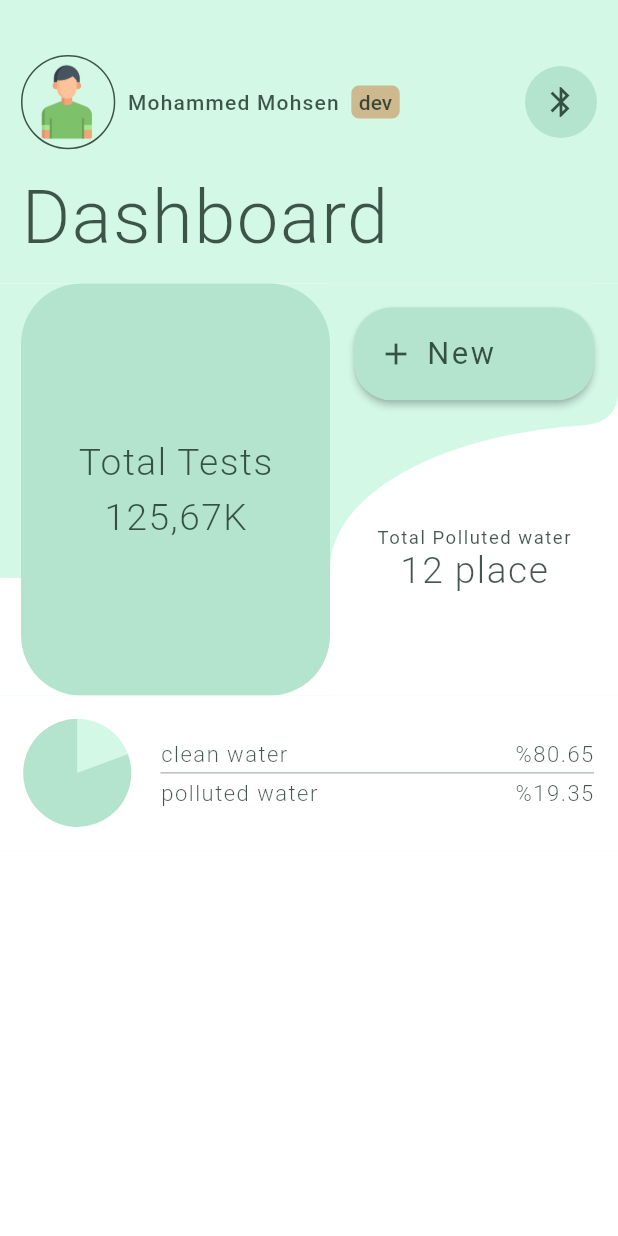
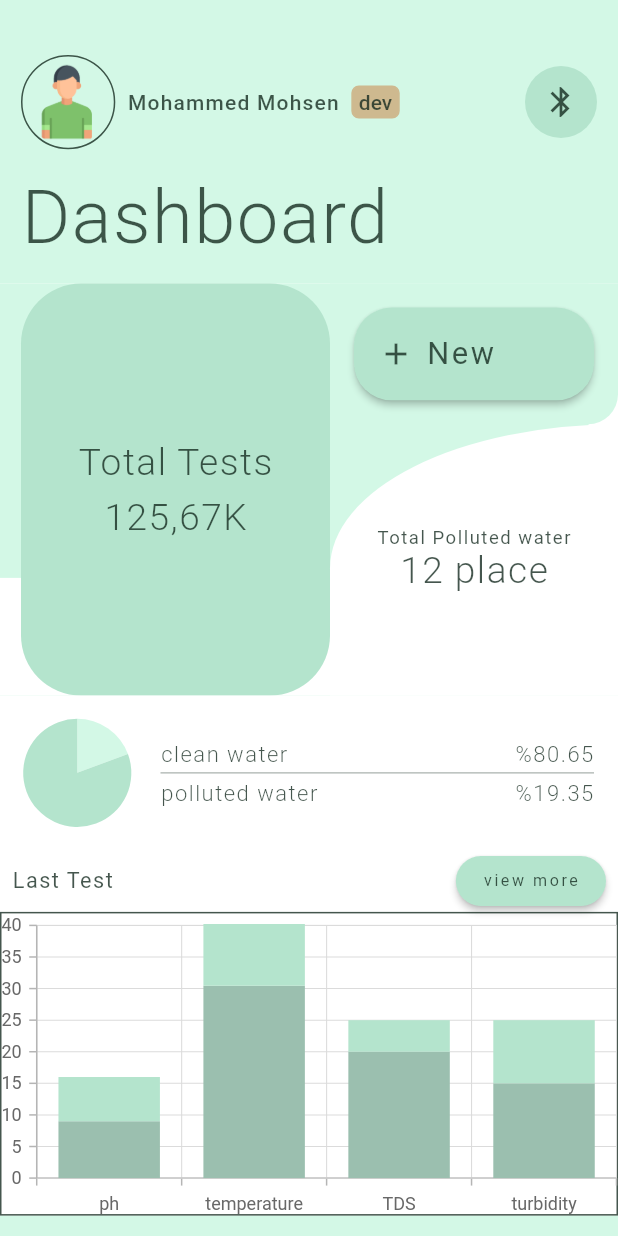
Before and after one commit to MuhammedMohsen1/graduation_app, a Flutter app: the DashboardLayout screen opened directly, on a phone screen of 412 x 824 dp. Run offline on Flutter 3.47's test engine with Material 2 defaults, Android fonts, the phone set to English and light mode, and no system bars; our stand-ins replace firebase_auth, firebase_core, fluttertoast, syncfusion_flutter_charts; accounts and stored records are empty.

Commit message:
finising the dashboard screen

```diff
--- a/lib/layout/dashboard_layout.dart
+++ b/lib/layout/dashboard_layout.dart
@@ -20,9 +20,8 @@ class DashboardLayout extends StatelessWidget {
       backgroundColor: Colors.white,
       body: Container(
         color: background,
-        child: Column(
-          crossAxisAlignment: CrossAxisAlignment.start,
-          mainAxisSize: MainAxisSize.min,
+        child: ListView(
+          physics: const BouncingScrollPhysics(),
           children: [
             Padding(
               padding: const EdgeInsets.only(
@@ -273,12 +272,12 @@ class DashboardLayout extends StatelessWidget {
               color: Colors.white,
               child: Column(
                 children: [
-                  Container(
+                  SizedBox(
                     height: size.height / 8,
                     width: size.width,
                     child: Row(
                       children: [
-                        Container(
+                        SizedBox(
                           height: size.height / 8,
                           width: size.width / 4,
                           child: SfCircularChart(
@@ -334,14 +333,14 @@ class DashboardLayout extends StatelessWidget {
                                     ),
                                   ],
                                 ),
-                                SizedBox(height: 4),
+                                const SizedBox(height: 4),
                                 SizedBox(
                                   height: 1,
                                   child: Container(
                                     color: textColor.withOpacity(0.3),
                                   ),
                                 ),
-                                SizedBox(height: 4),
+                                const SizedBox(height: 4),
                                 Row(
                                   children: [
                                     Expanded(
@@ -373,6 +372,96 @@ class DashboardLayout extends StatelessWidget {
                       ],
                     ),
                   ),
+                  SizedBox(
+                    width: size.width,
+                    height: size.height / 20,
+                    child: Padding(
+                      padding: const EdgeInsets.symmetric(
+                        horizontal: 8.0,
+                        vertical: 2.0,
+                      ),
+                      child: Row(
+                        children: [
+                          Text(
+                            'Last Test',
+                            style: TextStyle(
+                              color: textColor,
+                              fontWeight: FontWeight.w400,
+                              fontSize: size.height * 0.0175,
+                              letterSpacing: 1,
+                            ),
+                          ),
+                          const Spacer(),
+                          Padding(
+                            padding: const EdgeInsets.symmetric(vertical: 2.0),
+                            child: SizedBox(
+                              height: size.height * .075,
+                              child: ElevatedButton(
+                                clipBehavior: Clip.antiAliasWithSaveLayer,
+                                style: ElevatedButton.styleFrom(
+                                  backgroundColor: background_dark,
+                                  shape: RoundedRectangleBorder(
+                                    borderRadius: BorderRadius.circular(25),
+                                  ),
+                                ),
+                                onPressed: () {},
+                                child: Padding(
+                                  padding: const EdgeInsets.all(2.0),
+                                  child: Text(
+                                    'view more',
+                                    style: TextStyle(
+                                        fontSize: size.height * 0.013,
+                                        letterSpacing: 1.7,
+                                        color: textColor,
+                                        fontWeight: FontWeight.w400),
+                                  ),
+                                ),
+                              ),
+                            ),
+                          ),
+                        ],
+                      ),
+                    ),
+                  ),
+                  SizedBox(
+                    width: size.width,
+                    height: size.height / 4.07,
+                    child: SfCartesianChart(
+                        margin: const EdgeInsets.only(
+                          top: 8.0,
+                        ),
+                        primaryXAxis: CategoryAxis(),
+                        borderWidth: 1.0,
+                        primaryYAxis:
+                            NumericAxis(minimum: 0, maximum: 40, interval: 5),
+                        borderColor: textColor,
+                        series: <ChartSeries<ChartData, String>>[
+                          StackedColumnSeries<ChartData, String>(
+                            groupName: "GroupA",
+                            dataSource: [
+                              ChartData('ph', 9, background),
+                              ChartData('temperature', 30.45, background_dark),
+                              ChartData('TDS', 20, background),
+                              ChartData('turbidity', 15, background_dark),
+                            ],
+                            xValueMapper: (ChartData data, _) => data.x,
+                            yValueMapper: (ChartData data, _) => data.y,
+                            color: primaryColor,
+                          ),
+                          StackedColumnSeries<ChartData, String>(
+                            groupName: "GroupB",
+                            dataSource: [
+                              ChartData('ph', 7, background),
+                              ChartData('temperature', 37, background_dark),
+                              ChartData('TDS', 5, background),
+                              ChartData('turbidity', 10, background_dark),
+                            ],
+                            xValueMapper: (ChartData data, _) => data.x,
+                            yValueMapper: (ChartData data, _) => data.y,
+                            color: background_dark,
+                          ),
+                        ]),
+                  )
                 ],
               ),
             ),
```
